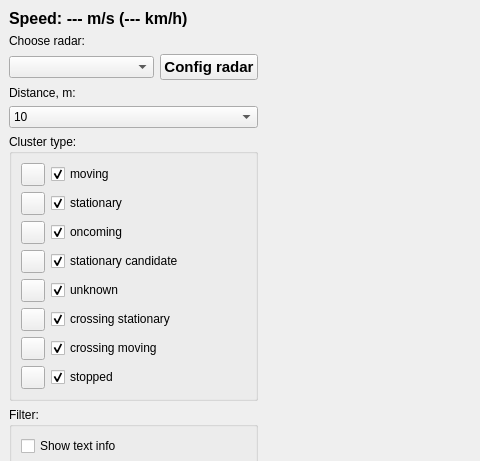
anatoltrush/RadarVisual, file displaydata.ui: the form before one commit; both pictures show x 0 to 480 and y 0 to 461 of the 740 by 754 pixel window.
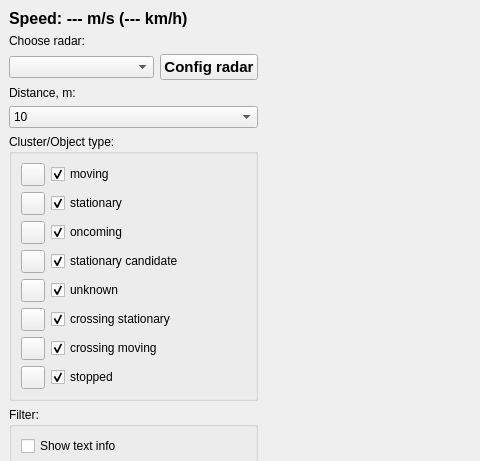
The form after the commit. Icons and pictures are not drawn. Custom widgets are drawn as their Qt base class.

The edit to the form file:
```diff
--- a/displaydata.ui
+++ b/displaydata.ui
@@ -153,7 +153,7 @@
       <item>
        <widget class="QGroupBox" name="gBClType">
         <property name="title">
-         <string>Cluster type:</string>
+         <string>Cluster/Object type:</string>
         </property>
         <layout class="QGridLayout" name="gridLayout_3">
          <item row="0" column="0">
```
Left out of the diff: 4 changed lines with no effect on the pictures.
